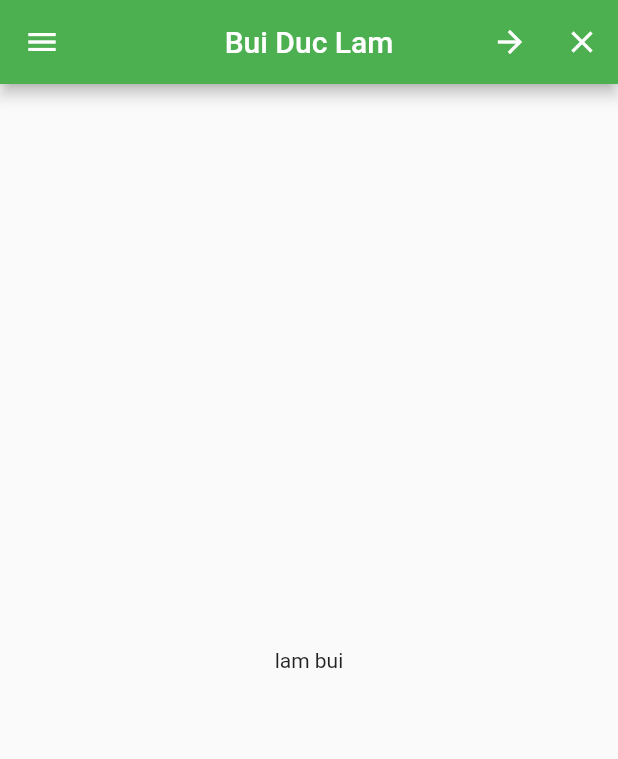
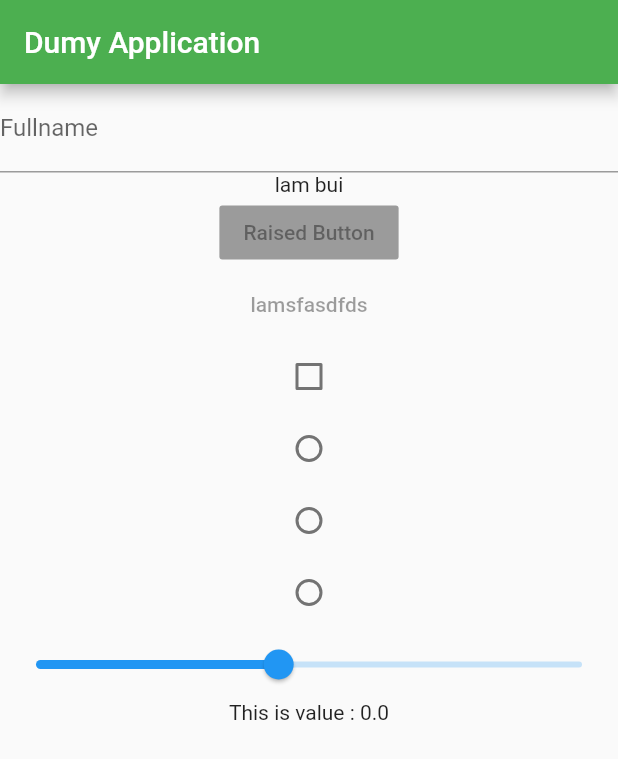
Before and after one commit to lambui09/study_flutter, a Flutter app: the screen it shows after launch, on a phone screen of 412 x 824 dp. Shown: the top 759 px of the screen. Run offline on Flutter 3.47's test engine with Material 2 defaults, Android fonts, the phone set to English and light mode, and no system bars.

Commit message:
view in flutter

```diff
--- a/lib/main.dart
+++ b/lib/main.dart
@@ -9,6 +9,21 @@ class Application extends StatefulWidget {
 
 class _ApplicationState extends State<Application> {
   String text = "lam bui";
+  bool showValue = false;
+  int groupView = 0;
+  double seekbar = 0.0;
+  void medthoD(value) {
+    setState(() {
+      groupView = value;
+      print(value);
+    });
+  }
+
+  void setDataSeekbar(value) {
+    setState(() {
+      seekbar = value;
+    });
+  }
 
   List<int> _items = new List();
   @override
@@ -19,32 +34,71 @@ class _ApplicationState extends State<Application> {
   }
 
   Widget build(BuildContext context) {
-    return new Scaffold(
-      appBar: new AppBar(
+    return new MaterialApp(
+        title: 'Dummy Application',
+        home: Scaffold(
+          appBar: AppBar(
             backgroundColor: Colors.green,
-        title: new Text("Bui Duc Lam"),
-        leading: new Icon(Icons.menu),
-        centerTitle: true,
-        actions: <Widget>[
-          new IconButton(
-              icon: new Icon(Icons.arrow_forward),
-              onPressed: () {
+            title: Text('Dumy Application'),
+          ),
+          body: Column(
+            children: <Widget>[
+              TextField(
+                onSubmitted: (String tx) {
                   setState(() {
-                  text = "text test";
+                    text = tx;
+                  });
+                },
+                decoration: InputDecoration(
+                    hintText: 'Type something', labelText: 'Fullname'),
+              ),
+              Text(text),
+              RaisedButton(
+                onPressed: null,
+                child: Text('Raised Button'),
+              ),
+              FlatButton(onPressed: null, child: Text('lamsfasdfds')),
+              Checkbox(
+                  value: this.showValue,
+                  onChanged: (bool value) {
+                    setState(() {
+                      this.showValue = value;
+                      print(value);
                     });
                   }),
-          new IconButton(
-              icon: new Icon(Icons.close),
-              onPressed: () {
-                setState(() {
-                  text = "close buttom";
-                });
+              Column(
+                mainAxisAlignment: MainAxisAlignment.center,
+                children: [
+                  Radio(
+                      value: 1,
+                      groupValue: groupView,
+                      onChanged: (int value) {
+                        medthoD(value);
+                      }),
+                  Radio(
+                      value: 2,
+                      groupValue: groupView,
+                      onChanged: (int value) {
+                        medthoD(value);
+                      }),
+                  Radio(
+                      value: 3,
+                      groupValue: groupView,
+                      onChanged: (int value) {
+                        medthoD(value);
                       })
                 ],
               ),
-      body: new Center(
-        child: new Text(text),
+              Slider(
+                  value: 5.0,
+                  min: 1.0,
+                  max: 10.0,
+                  onChanged: (double value) {
+                    setDataSeekbar(value);
+                  }),
+              Text("This is value : $seekbar")
+            ],
           ),
-    );
+        ));
   }
 }
```
Lines whose indentation alone changed are shown as unchanged.
